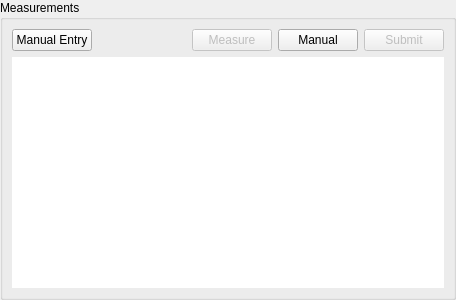
The window that src/widgets/measurement_table.ui (CLSA/cypress) describes before a commit, drawn with Qt 5.
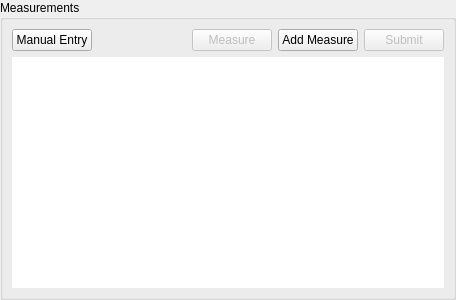
The same window after the commit.

Commit message: manual entry fixes

```diff
--- a/src/widgets/measurement_table.ui
+++ b/src/widgets/measurement_table.ui
@@ -70,7 +70,7 @@
         <item>
          <widget class="QPushButton" name="addMeasureButton">
           <property name="text">
-           <string>Manual</string>
+           <string>Add Measure</string>
           </property>
          </widget>
         </item>
```
The commit also changes 27 other files.
